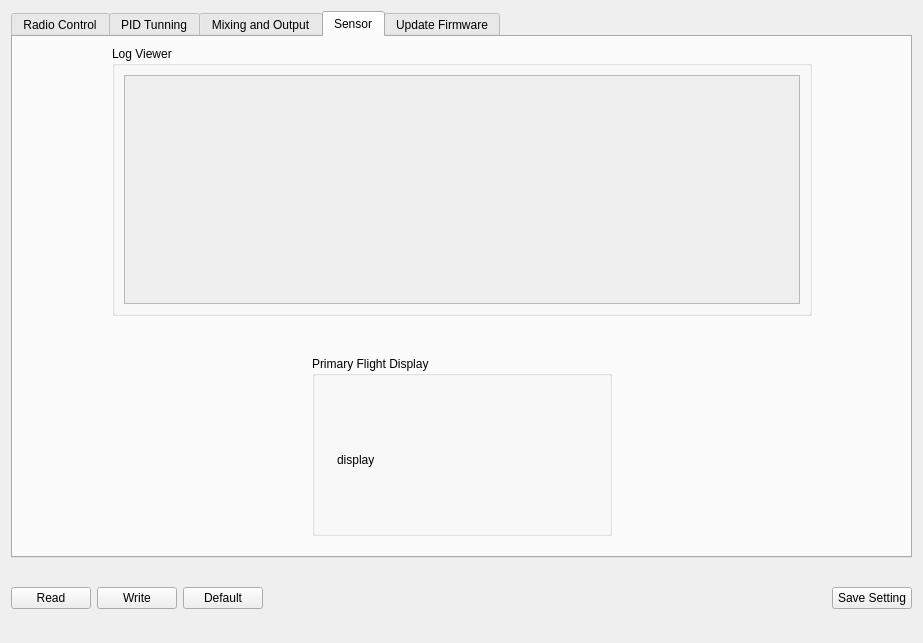
Before: the Qt Designer form uavconfig.ui in nlbtuyen/ConfigurationGCS, drawn with Qt 5.
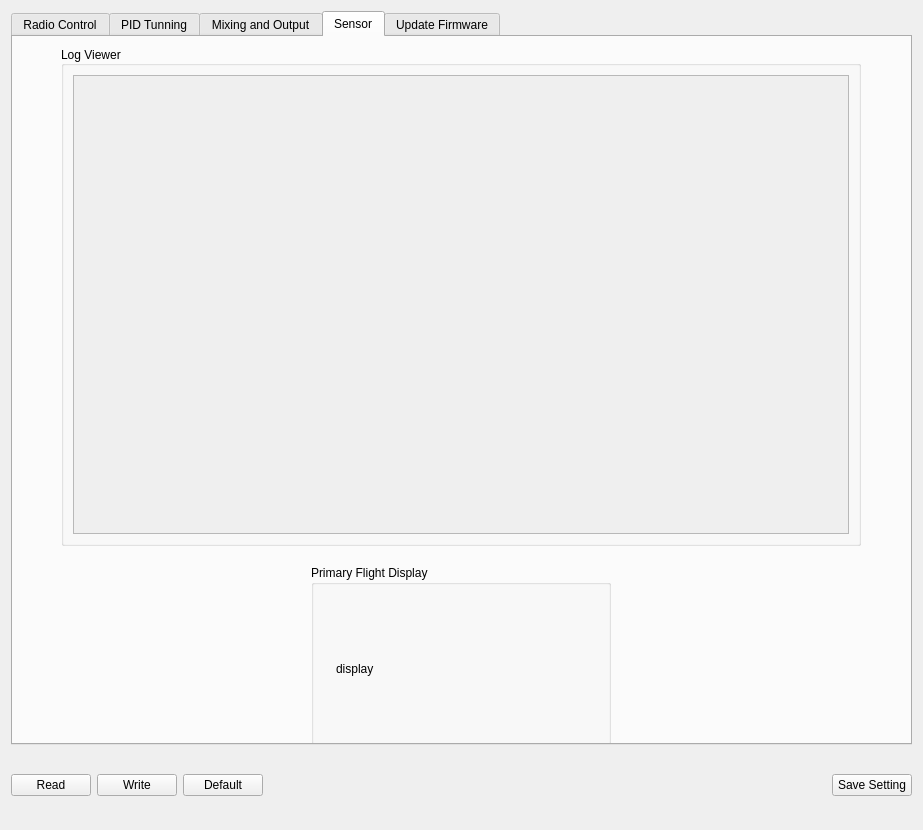
After: the same form once the commit is applied. The open tabs and pages were chosen to show the change. Icons and pictures are not drawn.

The edit to the form file:
```diff
--- a/uavconfig.ui
+++ b/uavconfig.ui
@@ -2386,13 +2386,16 @@
             <widget class="QGroupBox" name="groupBox_logviewer">
              <property name="minimumSize">
               <size>
-               <width>700</width>
-               <height>270</height>
+               <width>800</width>
+               <height>500</height>
               </size>
              </property>
              <property name="title">
               <string>Log Viewer</string>
              </property>
+             <property name="alignment">
+              <set>Qt::AlignJustify|Qt::AlignVCenter</set>
+             </property>
              <layout class="QHBoxLayout" name="horizontalLayout_16">
               <item>
                <widget class="QScrollArea" name="scrollArea_logviewer">
@@ -2404,8 +2407,8 @@
                   <rect>
                    <x>0</x>
                    <y>0</y>
-                   <width>678</width>
-                   <height>235</height>
+                   <width>778</width>
+                   <height>465</height>
                   </rect>
                  </property>
                 </widget>
```
Left out of the diff: 2 changed lines with no effect on the pictures.
